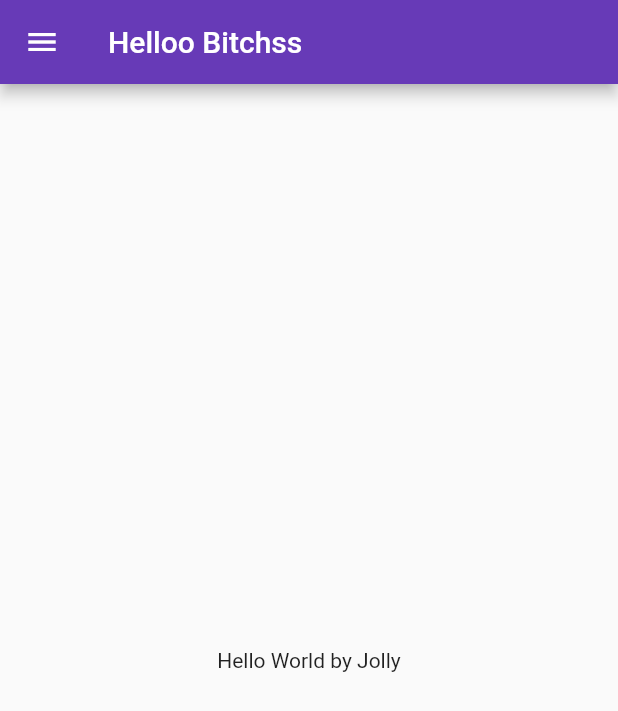
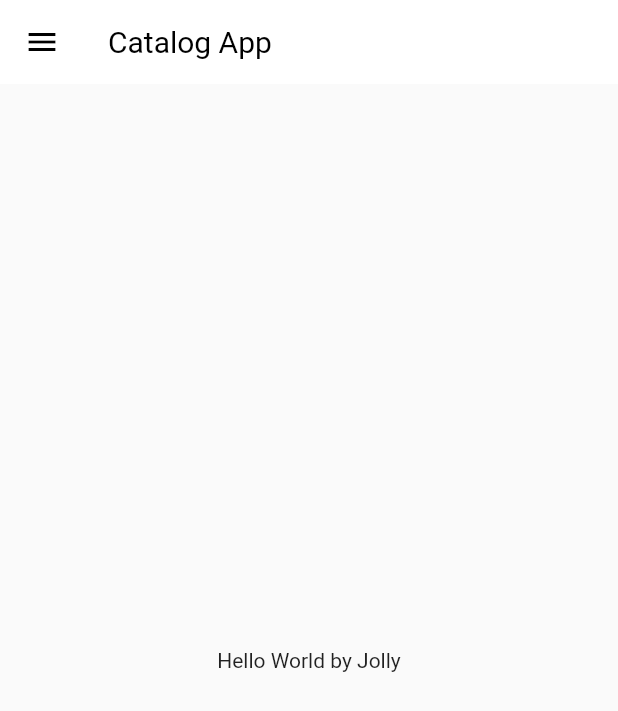
Before and after one commit to TheJollyNaman/catalog_app, a Flutter app: the screen it shows after launch, on a phone screen of 412 x 824 dp. Shown: the top 711 px of the screen. Run offline on Flutter 3.47's test engine with Material 2 defaults, Android fonts, the phone set to English and light mode, and no system bars; our stand-ins replace matcher.

Commit message:
MaterialTheme | AppBar Theme

```diff
--- a/lib/main.dart
+++ b/lib/main.dart
@@ -4,6 +4,7 @@ import 'package:flutter/material.dart';
 import 'screens/home_page.dart';
 import 'screens/login_page.dart';
 import 'utils/routes.dart';
+import 'widgets/themes.dart';
 
 void main() {
   runApp(MyApp());
@@ -17,8 +18,8 @@ class MyApp extends StatelessWidget {
     return MaterialApp(
       debugShowCheckedModeBanner: false,
       themeMode: ThemeMode.light,
-      theme: ThemeData(primarySwatch: Colors.deepPurple),
-      darkTheme: ThemeData(brightness: Brightness.dark),
+      theme: MyTheme.lightTheme(context),
+      darkTheme: MyTheme.darkTheme(context),
       routes: {
         "/": (context) => HomePage(),
         MyRoutes.homeRoute: (context) => HomePage(),
--- a/lib/screens/home_page.dart
+++ b/lib/screens/home_page.dart
@@ -11,7 +11,13 @@ class HomePage extends StatelessWidget {
     const String name = "Jolly";
     return Scaffold(
       appBar: AppBar(
-        title: Text("Helloo Bitchss"),
+        // backgroundColor: Colors.white,
+        // elevation: 0.0,
+        // iconTheme: IconThemeData(color: Colors.black),
+        title: Text(
+          "Catalog App",
+          //style: TextStyle(color: Colors.black),
+        ),
       ),
       body: Center(
         child: Text("Hello World by $name"),
--- a/lib/widgets/drawer.dart
+++ b/lib/widgets/drawer.dart
@@ -20,9 +20,11 @@ class MyDrawer extends StatelessWidget {
           // ignore: prefer_const_literals_to_create_immutables
           children: [
             DrawerHeader(
+
               padding: EdgeInsets.zero,
               margin: EdgeInsets.zero,
               child: UserAccountsDrawerHeader(
+
                 accountName: Text("Naman Jolly"),
                 accountEmail: Text("jolly@gmail.com"),
                 currentAccountPicture: CircleAvatar(
--- /dev/null
+++ b/lib/widgets/themes.dart
@@ -0,0 +1,28 @@
+import 'package:flutter/material.dart';
+
+class MyTheme {
+  static ThemeData lightTheme(BuildContext context) => ThemeData(
+        primarySwatch: Colors.deepPurple,
+        appBarTheme: AppBarTheme(
+          titleTextStyle: TextStyle(
+            fontSize: 20,
+            color: Colors.black,
+          ),
+          color: Colors.white,
+          elevation: 0.0,
+          iconTheme: IconThemeData(color: Colors.black),
+        ),
+      );
+  static ThemeData darkTheme(BuildContext context) => ThemeData(
+        brightness: Brightness.dark,
+        appBarTheme: AppBarTheme(
+          titleTextStyle: TextStyle(
+            fontSize: 20,
+            color: Colors.white,
+          ),
+          color: Colors.black12,
+          elevation: 0.0,
+          iconTheme: IconThemeData(color: Colors.white),
+        ),
+      );
+}
```
